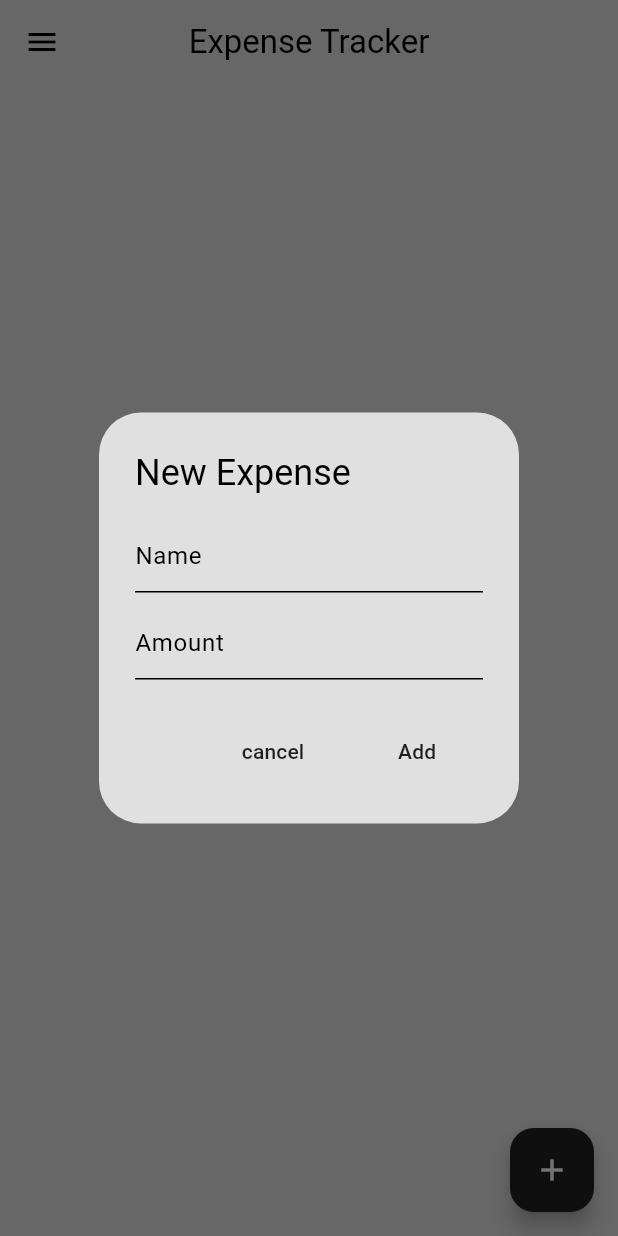
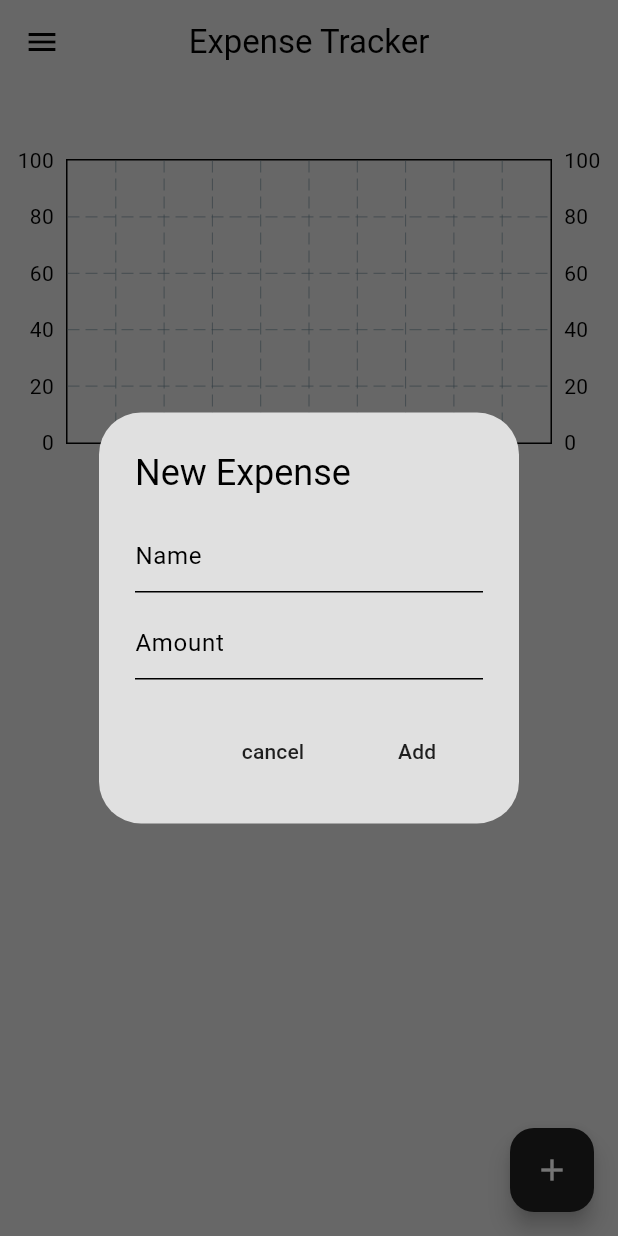
Before and after one commit to ZheerBarzan/project_expense_tracker, a Flutter app: the screen it shows after launch, after a tap on the "add" icon, on a phone screen of 412 x 824 dp. Run offline on Flutter 3.47's test engine with Material 3 defaults, Android fonts, the phone set to English and light mode, and no system bars; drawn by our look-alikes of fl_chart; our stand-ins replace flutter_slidable, isar; accounts and stored records are empty; generated files the repository leaves out were written again.

Commit message:
showing the bar graph on the screen

```diff
--- a/lib/bar_graph/bar_graph.dart
+++ b/lib/bar_graph/bar_graph.dart
@@ -1,13 +1,36 @@
+import 'package:fl_chart/fl_chart.dart';
 import 'package:flutter/material.dart';
+import 'package:project_expense_tracker/bar_graph/individual_bar.dart';
 
-class MyBarGraph extends StatelessWidget {
+class MyBarGraph extends StatefulWidget {
   final List<double> monthlySummery;
   final int startMonth;
   const MyBarGraph(
       {super.key, required this.monthlySummery, required this.startMonth});
 
   @override
+  State<MyBarGraph> createState() => _MyBarGraphState();
+}
+
+class _MyBarGraphState extends State<MyBarGraph> {
+  List<IndividualBar> barData = [];
+
+  // initialize bar data
+  void initializeBarData() {
+    barData = List.generate(
+      widget.monthlySummery.length,
+      (index) => IndividualBar(
+        x: index,
+        y: widget.monthlySummery[index],
+      ),
+    );
+  }
+
+  @override
   Widget build(BuildContext context) {
-    return const Placeholder();
+    return BarChart(BarChartData(
+      maxY: 100,
+      minY: 0,
+    ));
   }
 }
--- a/lib/database/expense_database.dart
+++ b/lib/database/expense_database.dart
@@ -60,4 +60,56 @@ class ExpenseDatabase extends ChangeNotifier {
   }
 
   // helpers
+
+  // calculate total expenses for each month
+  Future<Map<int, double>> calculateTotalExpensesByMonth() async {
+    // read from data base
+
+    await readExpenses();
+    //map to keep track of all the expenses
+
+    Map<int, double> monthlyExpenses = {};
+
+    // iterate through each expense
+    for (var expense in _expenses) {
+      // extract the month from the date
+      int month = expense.date.month;
+
+      //if month not in the map initialize to 0
+      if (!monthlyExpenses.containsKey(month)) {
+        monthlyExpenses[month] = 0;
+      }
+
+      //add the expense to the total for the month
+      monthlyExpenses[month] = monthlyExpenses[month]! + expense.amount;
+    }
+
+    return monthlyExpenses;
+  }
+
+  // get start month
+  int getStartMonth() {
+    if (_expenses.isEmpty) {
+      return DateTime.now().month;
+    }
+
+    _expenses.sort(
+      (a, b) => a.date.compareTo(b.date),
+    );
+
+    return _expenses.first.date.month;
+  }
+
+  // get start year
+  int getStartYear() {
+    if (_expenses.isEmpty) {
+      return DateTime.now().year;
+    }
+
+    _expenses.sort(
+      (a, b) => a.date.compareTo(b.date),
+    );
+
+    return _expenses.first.date.year;
+  }
 }
--- a/lib/helper/helper.dart
+++ b/lib/helper/helper.dart
@@ -23,3 +23,10 @@ String formatAmount(double amount) {
 
   return format.format(amount);
 }
+
+int calculateMonthCount(
+    int startYear, int startMonth, int currentYear, int currentMonth) {
+  int monthCount = (currentYear - startYear) * 12 + (currentMonth - startMonth);
+
+  return monthCount;
+}
--- a/lib/models/expense.dart
+++ b/lib/models/expense.dart
@@ -8,7 +8,7 @@ class Expense {
   Id id = Isar.autoIncrement;
   final String name;
   final double amount;
-  final String date;
+  final DateTime date;
 
   Expense({required this.name, required this.amount, required this.date});
 }
--- a/lib/pages/home_page.dart
+++ b/lib/pages/home_page.dart
@@ -1,4 +1,5 @@
 import 'package:flutter/material.dart';
+import 'package:project_expense_tracker/bar_graph/bar_graph.dart';
 import 'package:project_expense_tracker/components/my_drawer.dart';
 import 'package:project_expense_tracker/components/my_list_tile.dart';
 import 'package:project_expense_tracker/database/expense_database.dart';
@@ -17,10 +18,18 @@ class _HomePageState extends State<HomePage> {
   final TextEditingController _nameController = TextEditingController();
   final TextEditingController _amountController = TextEditingController();
 
+  Future<Map<int, double>>? _monthlyTotalFuture;
+
   @override
   void initState() {
     Provider.of<ExpenseDatabase>(context, listen: false).readExpenses();
+    refreshGraphData();
     super.initState();
+  }
+
+  void refreshGraphData() {
+    _monthlyTotalFuture = Provider.of<ExpenseDatabase>(context, listen: false)
+        .calculateTotalExpensesByMonth();
   }
 
   // open new expense box
@@ -98,7 +107,16 @@ class _HomePageState extends State<HomePage> {
   @override
   Widget build(BuildContext context) {
     return Consumer<ExpenseDatabase>(
-      builder: (context, value, child) => Scaffold(
+      builder: (context, value, child) {
+        int startMonth = value.getStartMonth();
+        int startYear = value.getStartYear();
+        int currentMonth = DateTime.now().month;
+        int currentYear = DateTime.now().year;
+
+        int monthCount = calculateMonthCount(
+            startYear, startMonth, currentYear, currentMonth);
+
+        return Scaffold(
           appBar: AppBar(
             title: const Text("Expense Tracker"),
             centerTitle: true,
@@ -111,7 +129,34 @@ class _HomePageState extends State<HomePage> {
             onPressed: _openNewExpenseBox,
             child: const Icon(Icons.add),
           ),
-        body: ListView.builder(
+          body: SafeArea(
+            child: Column(children: [
+              const SizedBox(height: 20),
+              // graph ui
+              SizedBox(
+                height: 250,
+                child: FutureBuilder(
+                  future: _monthlyTotalFuture,
+                  builder: (context, snapshot) {
+                    if (snapshot.connectionState == ConnectionState.done) {
+                      final monthlyTotals = snapshot.data ?? {};
+
+                      List<double> monthlySummery = List.generate(monthCount,
+                          (index) => monthlyTotals[startMonth + index] ?? 0.0);
+
+                      return MyBarGraph(
+                          monthlySummery: monthlySummery,
+                          startMonth: startMonth);
+                    } else {
+                      return const Center(child: CircularProgressIndicator());
+                    }
+                  },
+                ),
+              ),
+
+              // expense ui
+              Expanded(
+                child: ListView.builder(
                     itemCount: value.getExpenses.length,
                     itemBuilder: (context, index) {
                       Expense individualExpense = value.getExpenses[index];
@@ -119,11 +164,17 @@ class _HomePageState extends State<HomePage> {
                       return MyListTile(
                         title: individualExpense.name,
                         trailing: formatAmount(individualExpense.amount),
-                onEditPressed: (context) => _editExpense(individualExpense),
-                onDeletePressed: (context) => _deleteExpense(individualExpense),
+                        onEditPressed: (context) =>
+                            _editExpense(individualExpense),
+                        onDeletePressed: (context) =>
+                            _deleteExpense(individualExpense),
                       );
                     }),
               ),
+            ]),
+          ),
+        );
+      },
     );
   }
 
@@ -150,7 +201,7 @@ class _HomePageState extends State<HomePage> {
           Expense expense = Expense(
             name: _nameController.text,
             amount: convertStringToDouble(_amountController.text),
-            date: formatDate(DateTime.now()),
+            date: DateTime.now(),
           );
           await context.read<ExpenseDatabase>().createExpense(expense);
 
@@ -177,7 +228,7 @@ class _HomePageState extends State<HomePage> {
             amount: _amountController.text.isNotEmpty
                 ? convertStringToDouble(_amountController.text)
                 : convertStringToDouble(expense.amount.toString()),
-            date: formatDate(DateTime.now()),
+            date: expense.date,
           );
 
           int id = expense.id;
```
Also changed, not shown: lib/models/expense.g.dart. Lines whose indentation alone changed are shown as unchanged.
